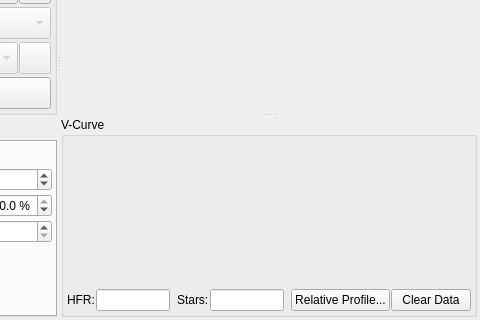
Qt form kstars-astropi/kstars/ekos/focus/focus.ui (Andre87osx/AstroPi-system) before a commit; both pictures show x 324 to 804 and y 192 to 512 of the 804 by 512 pixel window.
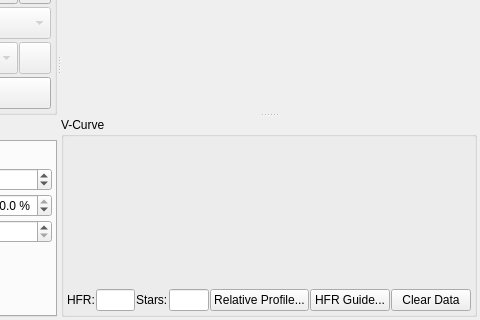
The same form after that commit. Icons and pictures are not drawn. Custom widgets are drawn as their Qt base class.

Commit message: feat: add HFR Guide configuration feature and theoretical HFR calculation

The edit to the form file:
```diff
--- a/kstars-astropi/kstars/ekos/focus/focus.ui
+++ b/kstars-astropi/kstars/ekos/focus/focus.ui
@@ -1836,6 +1836,13 @@
             </property>
            </widget>
           </item>
+          <item>
+           <widget class="QPushButton" name="hfrGuideConfigB">
+            <property name="text">
+             <string>HFR Guide...</string>
+            </property>
+           </widget>
+          </item>
           <item>
            <widget class="QPushButton" name="clearDataB">
             <property name="text">
```
The commit also changes 2 other files.
